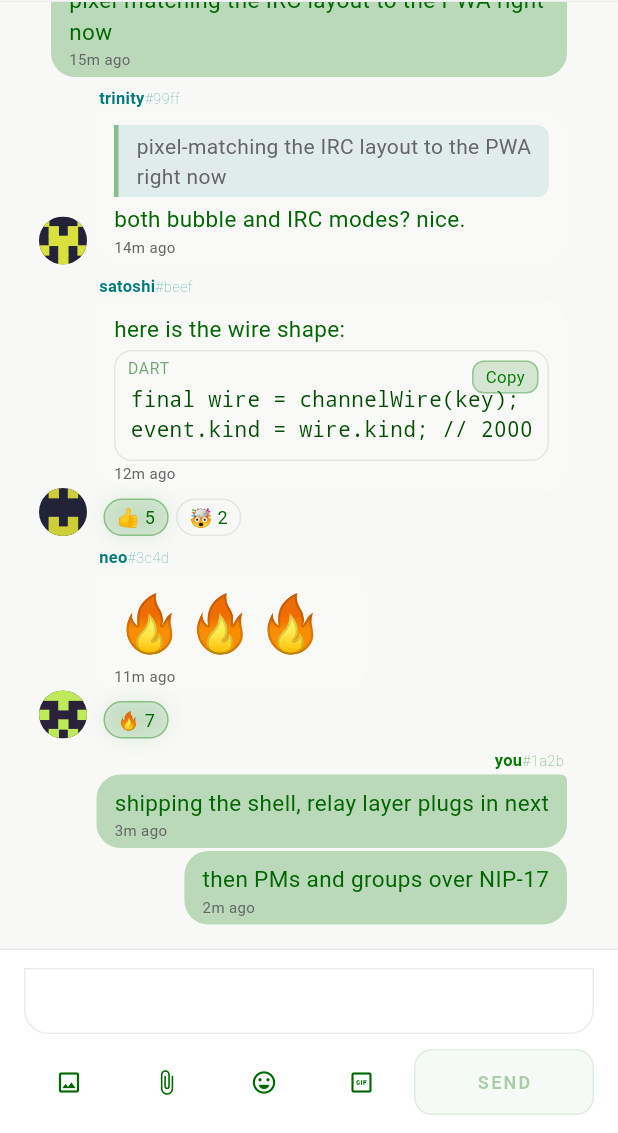
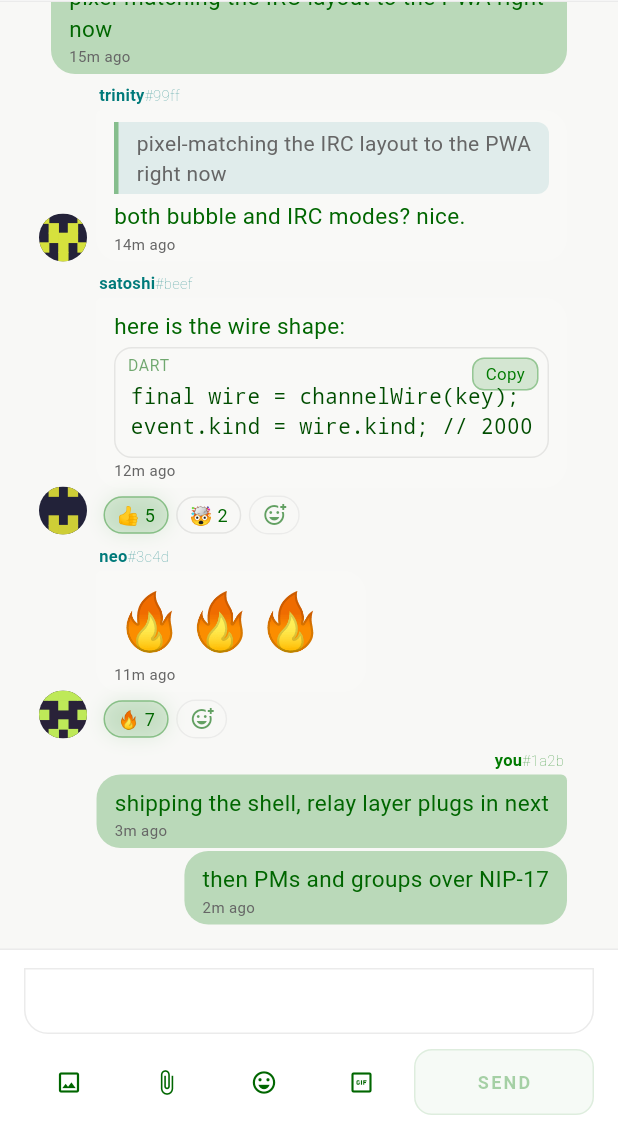
Before and after one commit to Spl0itable/flutter-app, a Flutter app: the HomeShell screen opened directly, on a phone screen of 412 x 824 dp, the part 103-1236 px from its top. Run offline on Flutter 3.47's test engine with Material 3 defaults, Android fonts, the phone set to English and light mode, and no system bars; our stand-ins replace app_links, audioplayers, cached_network_image, convert, file_picker, flutter_local_notifications and 11 more; missing offline and left inert: bech32, bip340, cryptography, flutter_webrtc, pointycastle; accounts and stored records are empty; network calls fail.

Commit message:
Restore the add-reaction button on the reactions row (1:1 with PWA)
Port the PWA .add-reaction-btn: a smiley-plus pill appended after the reaction
badges (only when reactions exist, matching reactions.js which strips it on a
zero-reaction row), opening the full reaction picker. Was previously omitted in
favor of long-press only.

Co-Authored-By: Claude Opus 4.8 <noreply@anthropic.com>
Claude-Session: https://claude.ai/code/session_017n6fyrqLEP65N8y6VZr5X6

```diff
--- a/lib/widgets/chat/message_row.dart
+++ b/lib/widgets/chat/message_row.dart
@@ -583,9 +583,11 @@ class _MessageRowState extends ConsumerState<MessageRow> {
                   ),
                 ),
               // Reactions row renders only when reactions OR zaps exist (the PWA
-              // `updateMessageReactions` early-returns on an empty reaction set;
-              // the add-reaction pill is NOT drawn standalone — the first react
-              // is via long-press quick-react). The zap badge sits at its front.
+              // `updateMessageReactions` early-returns on an empty reaction set,
+              // removing the row entirely unless zaps remain). The zap badge sits
+              // at its front; the `.add-reaction-btn` (smiley-plus) is appended at
+              // the end but ONLY on rows that already carry reactions — the first
+              // react on a bare message is still via long-press quick-react.
               if (reactions.isNotEmpty || _hasZaps)
                 Padding(
                   padding: const EdgeInsets.only(top: 5),
@@ -1026,6 +1028,17 @@ class _MessageRowState extends ConsumerState<MessageRow> {
             onTap: (rect) => _toggleReaction(context, r),
             onLongPress: (rect) => _showReactors(context, r, rect),
           ),
+        // The `.add-reaction-btn` (a smiley-plus glyph) is appended at the END
+        // of the row, AFTER the reaction badges (`reactions.js:569-581`). The
+        // PWA only renders it on rows that already carry reactions — its
+        // `updateMessageReactions` early-returns and strips the button when the
+        // reaction set is empty (`reactions.js:440-453`), so it is NOT drawn for
+        // zero-reaction or zap-only rows. Clicking it opens the full emoji
+        // picker (`showEnhancedReactionPicker`) → `widget.onReactionPicker`.
+        if (reactions.isNotEmpty && widget.onReactionPicker != null)
+          _AddReactionButton(
+            onTap: () => widget.onReactionPicker?.call(message),
+          ),
       ],
     );
   }
@@ -1337,6 +1350,68 @@ class _ReactionBadgeState extends State<_ReactionBadge> {
             // change — `styles-chat.css:439-443`).
             '${r.emoji} ${abbreviateNumber(r.count)}',
             style: TextStyle(color: c.text, fontSize: 12),
+          ),
+        ),
+      ),
+    );
+  }
+}
+
+/// The `.add-reaction-btn` pill (`styles-chat.css:463-488`, `reactions.js:569`):
+/// a 16px smiley-plus glyph in a rounded-20 pill (bg white@0.04, 1px glass
+/// border, `4px 8px` padding) resting at `opacity: 0.6`. Tapping it opens the
+/// full emoji reaction picker for the message (the PWA's
+/// `showEnhancedReactionPicker`). The CSS `:hover` brightens it to opacity 1
+/// with a primary-tinted border/background; since touch has no hover, we surface
+/// that as a press state (opacity 1 + primary tint while held) and a slight
+/// scale-down, mirroring the `.reaction-badge:active` feel.
+class _AddReactionButton extends StatefulWidget {
+  const _AddReactionButton({required this.onTap});
+  final VoidCallback onTap;
+
+  @override
+  State<_AddReactionButton> createState() => _AddReactionButtonState();
+}
+
+class _AddReactionButtonState extends State<_AddReactionButton> {
+  bool _pressed = false;
+
+  @override
+  Widget build(BuildContext context) {
+    final c = context.nym;
+    return GestureDetector(
+      onTap: widget.onTap,
+      onTapDown: (_) => setState(() => _pressed = true),
+      onTapUp: (_) => setState(() => _pressed = false),
+      onTapCancel: () => setState(() => _pressed = false),
+      child: AnimatedScale(
+        scale: _pressed ? 0.95 : 1.0,
+        duration: const Duration(milliseconds: 120),
+        child: Opacity(
+          // `.add-reaction-btn { opacity: 0.6 }`, `:hover { opacity: 1 }`.
+          opacity: _pressed ? 1.0 : 0.6,
+          child: Container(
+            // `padding: 4px 8px`.
+            padding: const EdgeInsets.symmetric(horizontal: 8, vertical: 4),
+            decoration: BoxDecoration(
+              // bg white@0.04; `:hover` → primary@0.08.
+              color: _pressed
+                  ? c.primaryA(0.08)
+                  : Colors.white.withValues(alpha: 0.04),
+              // `border-radius: 20px`.
+              borderRadius: const BorderRadius.all(Radius.circular(20)),
+              // 1px glass border; `:hover` → primary@0.3.
+              border: Border.all(
+                color: _pressed ? c.primaryA(0.3) : c.glassBorder,
+              ),
+            ),
+            // `.add-reaction-btn svg { width:16px; height:16px; fill:var(--text) }`
+            // — a smiley-plus glyph (`Icons.add_reaction_outlined`) tinted --text.
+            child: Icon(
+              Icons.add_reaction_outlined,
+              size: 16,
+              color: c.text,
+            ),
           ),
         ),
       ),
```
